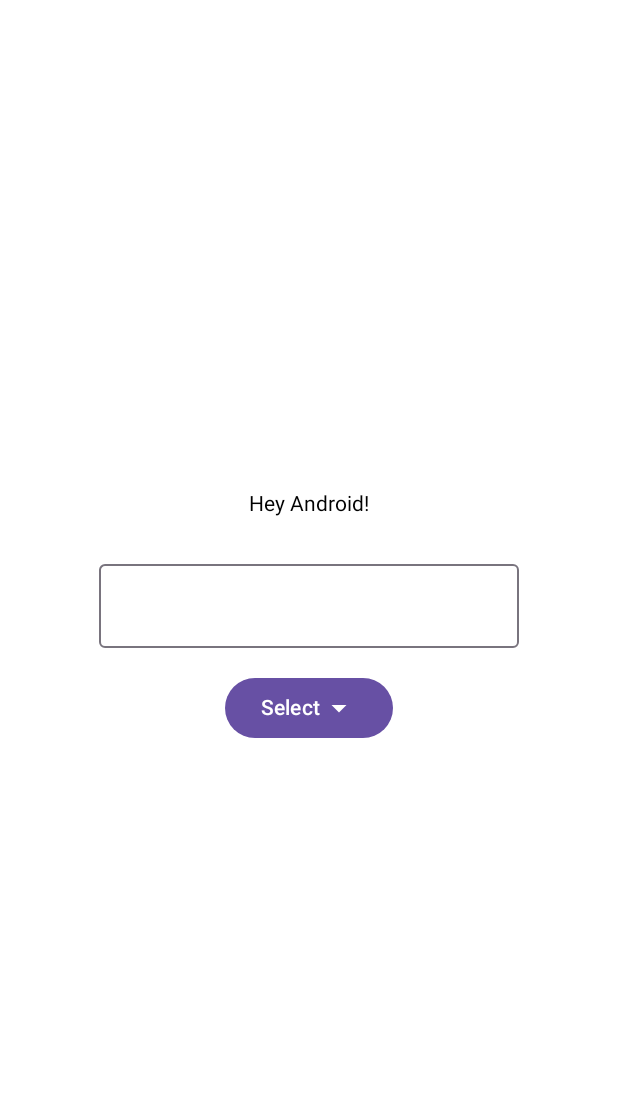
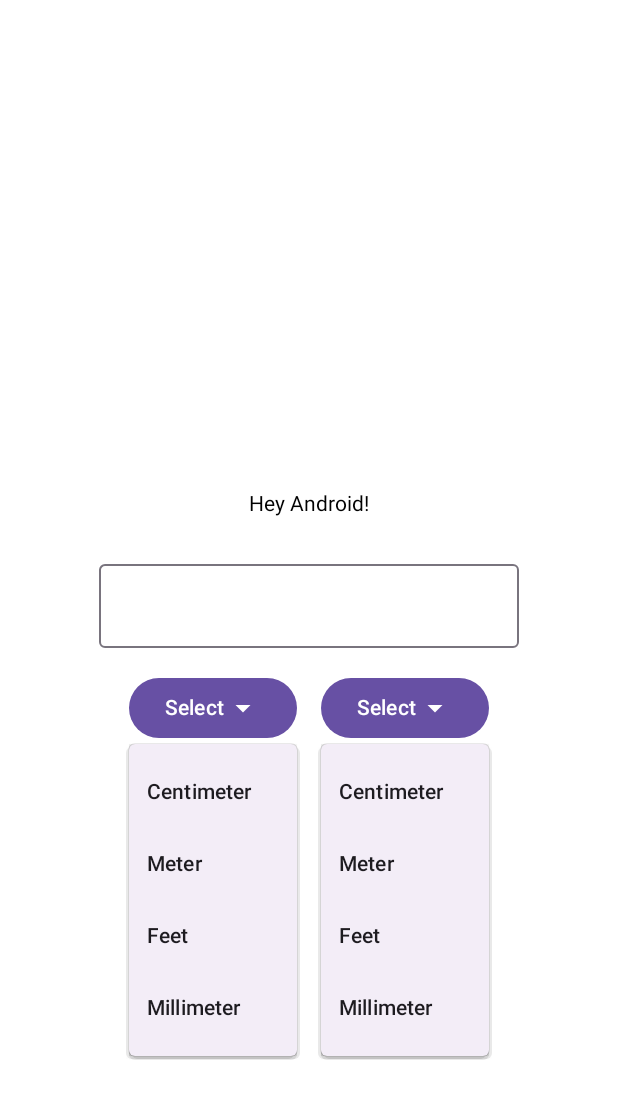
Before and after one commit to PrinceNand/Unit-Converter-Kotlin, an Android app built with Jetpack Compose: the @Preview function UnitConverterPreview, on a phone screen of 412 x 824 dp. Shown: the top 1099 px of the screen. Run offline under Robolectric (Android 15) with nearby library versions, the phone set to English and light mode, and no system bars.

Commit message:
Kotlin-Learn: 8.Dropdown Menu and Dropdown Menu Item

```diff
--- a/app/src/main/java/com/project/unitconverterkotlin/MainActivity.kt
+++ b/app/src/main/java/com/project/unitconverterkotlin/MainActivity.kt
@@ -12,9 +12,12 @@ import androidx.compose.foundation.layout.Spacer
 import androidx.compose.foundation.layout.fillMaxSize
 import androidx.compose.foundation.layout.height
 import androidx.compose.foundation.layout.padding
+import androidx.compose.foundation.layout.width
 import androidx.compose.material.icons.Icons
 import androidx.compose.material.icons.filled.ArrowDropDown
 import androidx.compose.material3.Button
+import androidx.compose.material3.DropdownMenu
+import androidx.compose.material3.DropdownMenuItem
 import androidx.compose.material3.Icon
 import androidx.compose.material3.OutlinedTextField
 import androidx.compose.material3.Scaffold
@@ -61,6 +64,27 @@ fun UnitConverter(name: String, modifier: Modifier){
                     Text(text = "Select")
                     Icon(Icons.Default.ArrowDropDown, contentDescription = "Arrow Down")
                 }
+                DropdownMenu(expanded = true, onDismissRequest = { /*TODO*/ }) {
+                 DropdownMenuItem(text = { Text("Centimeter") }, onClick = { /*TODO*/ })
+                 DropdownMenuItem(text = { Text("Meter") }, onClick = { /*TODO*/ })
+                 DropdownMenuItem(text = { Text("Feet") }, onClick = { /*TODO*/ })
+                 DropdownMenuItem(text = { Text("Millimeter") }, onClick = { /*TODO*/ })
+                }
+            }
+
+            Spacer(modifier = Modifier.width(16.dp))
+
+            Box {
+                Button(onClick = { /*TODO*/ }) {
+                    Text(text = "Select")
+                    Icon(Icons.Default.ArrowDropDown, contentDescription = "Arrow Down")
+                }
+                DropdownMenu(expanded = true, onDismissRequest = { /*TODO*/ }) {
+                    DropdownMenuItem(text = { Text("Centimeter") }, onClick = { /*TODO*/ })
+                    DropdownMenuItem(text = { Text("Meter") }, onClick = { /*TODO*/ })
+                    DropdownMenuItem(text = { Text("Feet") }, onClick = { /*TODO*/ })
+                    DropdownMenuItem(text = { Text("Millimeter") }, onClick = { /*TODO*/ })
+                }
             }
         }
     }
```
